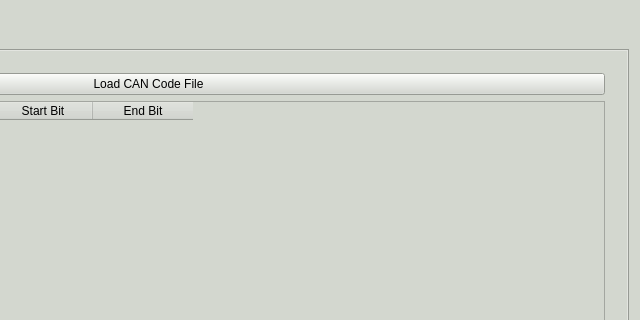
This is mainwindow.ui in gcmvy3/voltron-dashboard as Qt 5 draws it before an edit; both pictures show x 343 to 983 and y 0 to 320 of the 983 by 604 pixel window. The edited form follows.
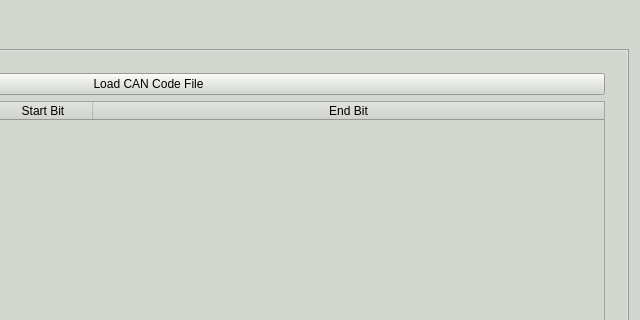
This is the edited form. Custom widgets are drawn as their Qt base class.

Patch:
```diff
--- a/mainwindow.ui
+++ b/mainwindow.ui
@@ -331,6 +331,9 @@
              <property name="selectionBehavior">
               <enum>QAbstractItemView::SelectRows</enum>
              </property>
+             <attribute name="horizontalHeaderStretchLastSection">
+              <bool>true</bool>
+             </attribute>
              <attribute name="verticalHeaderVisible">
               <bool>false</bool>
              </attribute>
```
